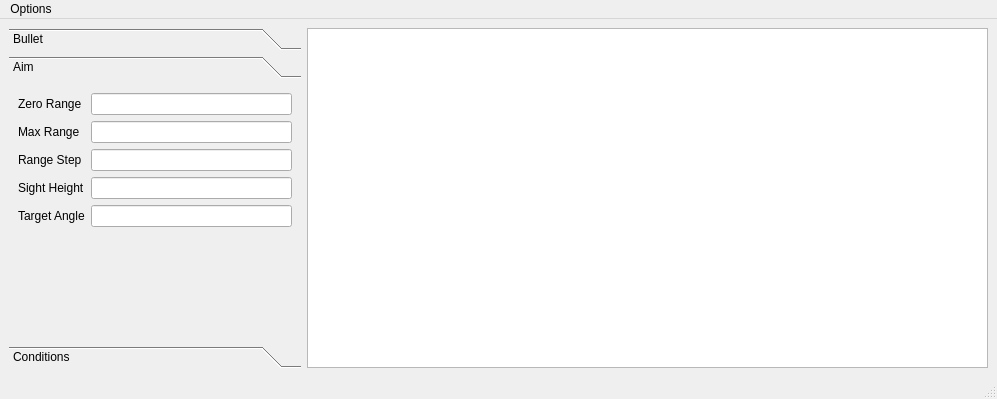
jw3/traj, file trajgui/TrajFrame.ui: the form before one commit.
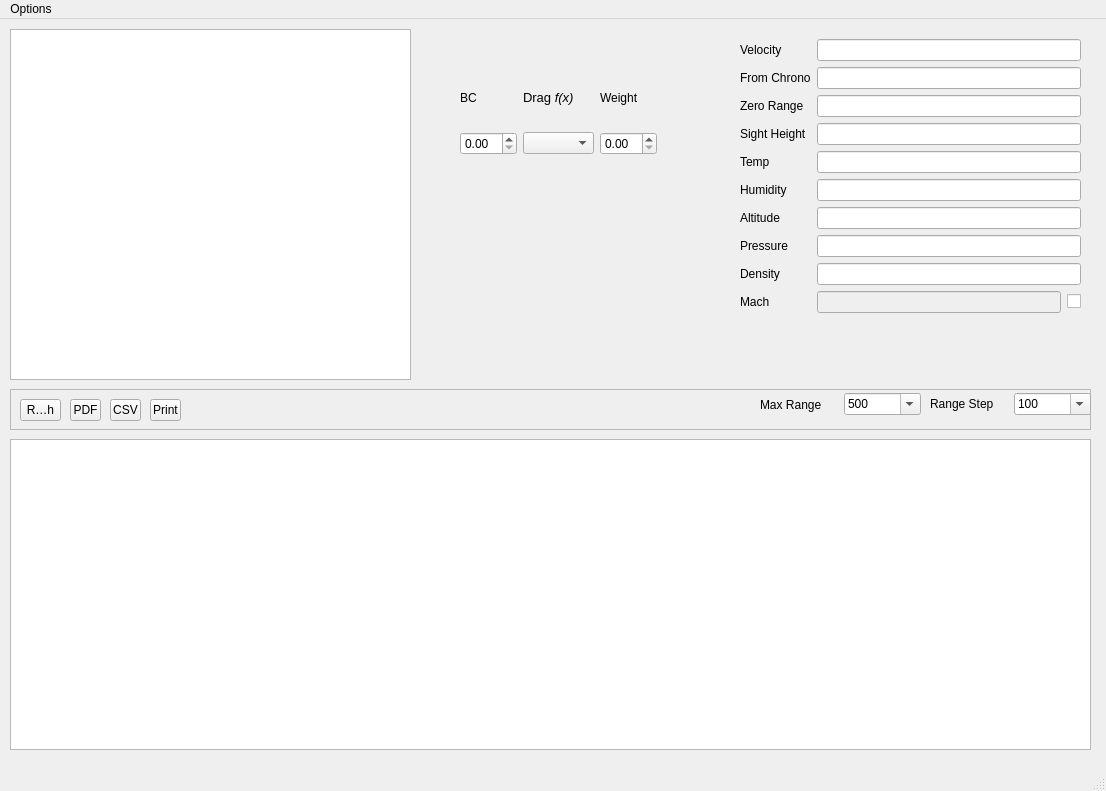
The form after the commit. The open tabs and pages were chosen to show the change. Custom widgets are drawn as their Qt base class.

Commit message: some cleanup of the ui to make it easier to develop with.  will revisit a sophisticated' layout later one some day

Patch:
```diff
--- a/trajgui/TrajFrame.ui
+++ b/trajgui/TrajFrame.ui
@@ -9,8 +9,8 @@
    <rect>
     <x>0</x>
     <y>0</y>
-    <width>997</width>
-    <height>399</height>
+    <width>1106</width>
+    <height>791</height>
    </rect>
   </property>
   <property name="windowTitle">
@@ -23,41 +23,234 @@
    <property name="autoFillBackground">
     <bool>false</bool>
    </property>
-   <layout class="QGridLayout" name="gridLayout_4" columnstretch="3,7">
-    <item row="0" column="0">
-     <widget class="QToolBox" name="toolBox">
-      <property name="currentIndex">
-       <number>0</number>
-      </property>
-      <widget class="QWidget" name="page">
+   <widget class="QTreeView" name="bulletTreeView">
+    <property name="geometry">
+     <rect>
+      <x>10</x>
+      <y>10</y>
+      <width>401</width>
+      <height>351</height>
+     </rect>
+    </property>
+   </widget>
+   <widget class="TrajTableView" name="tableView">
        <property name="geometry">
         <rect>
-         <x>0</x>
-         <y>0</y>
-         <width>292</width>
-         <height>243</height>
-        </rect>
-       </property>
-       <attribute name="label">
-        <string>Bullet</string>
-       </attribute>
-       <layout class="QGridLayout" name="gridLayout">
-        <item row="0" column="0">
-         <layout class="QFormLayout" name="formLayout_2">
-          <property name="fieldGrowthPolicy">
-           <enum>QFormLayout::AllNonFixedFieldsGrow</enum>
-          </property>
+      <x>10</x>
+      <y>420</y>
+      <width>1081</width>
+      <height>311</height>
+     </rect>
+    </property>
+    <attribute name="verticalHeaderVisible">
+     <bool>false</bool>
+    </attribute>
+   </widget>
+   <widget class="QFrame" name="toolbarFrame">
+    <property name="geometry">
+     <rect>
+      <x>10</x>
+      <y>370</y>
+      <width>1081</width>
+      <height>41</height>
+     </rect>
+    </property>
+    <property name="frameShape">
+     <enum>QFrame::StyledPanel</enum>
+    </property>
+    <property name="frameShadow">
+     <enum>QFrame::Raised</enum>
+    </property>
+    <widget class="QWidget" name="gridLayoutWidget">
+     <property name="geometry">
+      <rect>
+       <x>920</x>
+       <y>0</y>
+       <width>161</width>
+       <height>30</height>
+      </rect>
+     </property>
+     <layout class="QGridLayout" name="gridLayout_4">
+      <property name="sizeConstraint">
+       <enum>QLayout::SetDefaultConstraint</enum>
+      </property>
+      <item row="0" column="2">
+       <widget class="QComboBox" name="rangeStepCombo">
+        <property name="editable">
+         <bool>true</bool>
+        </property>
+        <property name="currentIndex">
+         <number>3</number>
+        </property>
+        <item>
+         <property name="text">
+          <string>25</string>
+         </property>
+        </item>
+        <item>
+         <property name="text">
+          <string>50</string>
+         </property>
+        </item>
+        <item>
+         <property name="text">
+          <string>75</string>
+         </property>
+        </item>
+        <item>
+         <property name="text">
+          <string>100</string>
+         </property>
+        </item>
+        <item>
+         <property name="text">
+          <string>200</string>
+         </property>
+        </item>
+        <item>
+         <property name="text">
+          <string>250</string>
+         </property>
+        </item>
+        <item>
+         <property name="text">
+          <string>500</string>
+         </property>
+        </item>
+       </widget>
+      </item>
           <item row="0" column="0">
-           <widget class="QLabel" name="bcLabel">
+       <widget class="QLabel" name="label_12">
             <property name="text">
-             <string>BC</string>
+         <string>Range Step</string>
             </property>
            </widget>
           </item>
-          <item row="0" column="1">
-           <widget class="DoubleTextField" name="bcField"/>
-          </item>
-          <item row="1" column="0">
+     </layout>
+    </widget>
+    <widget class="QToolButton" name="toolButton">
+     <property name="geometry">
+      <rect>
+       <x>60</x>
+       <y>10</y>
+       <width>31</width>
+       <height>22</height>
+      </rect>
+     </property>
+     <property name="text">
+      <string>PDF</string>
+     </property>
+    </widget>
+    <widget class="QToolButton" name="toolButton_2">
+     <property name="geometry">
+      <rect>
+       <x>100</x>
+       <y>10</y>
+       <width>31</width>
+       <height>22</height>
+      </rect>
+     </property>
+     <property name="text">
+      <string>CSV</string>
+     </property>
+    </widget>
+    <widget class="QToolButton" name="toolButton_3">
+     <property name="geometry">
+      <rect>
+       <x>140</x>
+       <y>10</y>
+       <width>31</width>
+       <height>22</height>
+      </rect>
+     </property>
+     <property name="text">
+      <string>Print</string>
+     </property>
+    </widget>
+    <widget class="QToolButton" name="toolButton_4">
+     <property name="geometry">
+      <rect>
+       <x>10</x>
+       <y>10</y>
+       <width>41</width>
+       <height>22</height>
+      </rect>
+     </property>
+     <property name="text">
+      <string>Refresh</string>
+     </property>
+    </widget>
+    <widget class="QWidget" name="horizontalLayoutWidget_2">
+     <property name="geometry">
+      <rect>
+       <x>750</x>
+       <y>0</y>
+       <width>161</width>
+       <height>31</height>
+      </rect>
+     </property>
+     <layout class="QHBoxLayout" name="horizontalLayout_2">
+      <item>
+       <widget class="QLabel" name="maxRangeLabel">
+        <property name="text">
+         <string>Max Range</string>
+        </property>
+       </widget>
+      </item>
+      <item>
+       <widget class="QComboBox" name="maxRangeField">
+        <property name="editable">
+         <bool>true</bool>
+        </property>
+        <property name="currentIndex">
+         <number>2</number>
+        </property>
+        <item>
+         <property name="text">
+          <string>100</string>
+         </property>
+        </item>
+        <item>
+         <property name="text">
+          <string>200</string>
+         </property>
+        </item>
+        <item>
+         <property name="text">
+          <string>500</string>
+         </property>
+        </item>
+        <item>
+         <property name="text">
+          <string>1000</string>
+         </property>
+        </item>
+        <item>
+         <property name="text">
+          <string>3000</string>
+         </property>
+        </item>
+       </widget>
+      </item>
+     </layout>
+    </widget>
+   </widget>
+   <widget class="QWidget" name="horizontalLayoutWidget">
+    <property name="geometry">
+     <rect>
+      <x>460</x>
+      <y>50</y>
+      <width>197</width>
+      <height>86</height>
+     </rect>
+    </property>
+    <layout class="QHBoxLayout" name="horizontalLayout">
+     <item>
+      <layout class="QGridLayout" name="gridLayout_5">
+       <item row="2" column="1">
+        <widget class="QComboBox" name="dragCombo"/>
+       </item>
+       <item row="1" column="1">
            <widget class="QLabel" name="label_3">
             <property name="text">
              <string>&lt;!DOCTYPE HTML PUBLIC &quot;-//W3C//DTD HTML 4.0//EN&quot; &quot;http://www.w3.org/TR/REC-html40/strict.dtd&quot;&gt;
@@ -68,229 +261,189 @@
             </property>
            </widget>
           </item>
-          <item row="1" column="1">
-           <widget class="QComboBox" name="dragCombo"/>
-          </item>
-          <item row="2" column="0">
+       <item row="2" column="2">
+        <widget class="QDoubleSpinBox" name="doubleSpinBox_2"/>
+       </item>
+       <item row="1" column="2">
            <widget class="QLabel" name="label">
             <property name="text">
              <string>Weight</string>
             </property>
            </widget>
           </item>
-          <item row="2" column="1">
-           <widget class="DoubleTextField" name="weightField"/>
-          </item>
-          <item row="3" column="0">
+       <item row="1" column="0">
+        <widget class="QLabel" name="label_13">
+         <property name="acceptDrops">
+          <bool>false</bool>
+         </property>
+         <property name="toolTip">
+          <string/>
+         </property>
+         <property name="text">
+          <string>BC</string>
+         </property>
+        </widget>
+       </item>
+       <item row="2" column="0">
+        <widget class="QDoubleSpinBox" name="bcField"/>
+       </item>
+      </layout>
+     </item>
+    </layout>
+   </widget>
+   <widget class="QWidget" name="formLayoutWidget_2">
+    <property name="geometry">
+     <rect>
+      <x>740</x>
+      <y>20</y>
+      <width>341</width>
+      <height>320</height>
+     </rect>
+    </property>
+    <layout class="QFormLayout" name="formLayout_4">
+     <property name="fieldGrowthPolicy">
+      <enum>QFormLayout::AllNonFixedFieldsGrow</enum>
+     </property>
+     <item row="0" column="0">
            <widget class="QLabel" name="velLabel">
             <property name="text">
              <string>Velocity</string>
             </property>
            </widget>
           </item>
-          <item row="3" column="1">
+     <item row="0" column="1">
            <widget class="DoubleTextField" name="velocityField">
             <property name="text">
              <string/>
             </property>
            </widget>
           </item>
-          <item row="4" column="0">
+     <item row="1" column="0">
            <widget class="QLabel" name="label_2">
             <property name="text">
-             <string>Chrono</string>
+        <string>From Chrono</string>
             </property>
            </widget>
           </item>
-          <item row="4" column="1">
+     <item row="1" column="1">
            <widget class="DoubleTextField" name="chronoField"/>
           </item>
-          <item row="5" column="1">
-           <widget class="QComboBox" name="bulletCombo"/>
-          </item>
-         </layout>
-        </item>
-       </layout>
-      </widget>
-      <widget class="QWidget" name="page_2">
-       <property name="geometry">
-        <rect>
-         <x>0</x>
-         <y>0</y>
-         <width>292</width>
-         <height>243</height>
-        </rect>
-       </property>
-       <attribute name="label">
-        <string>Aim</string>
-       </attribute>
-       <layout class="QGridLayout" name="gridLayout_2">
-        <item row="0" column="0">
-         <layout class="QFormLayout" name="formLayout">
-          <item row="3" column="0">
-           <widget class="QLabel" name="sightHeightLabel">
-            <property name="text">
-             <string>Sight Height</string>
-            </property>
-           </widget>
-          </item>
-          <item row="4" column="0">
-           <widget class="QLabel" name="label_4">
-            <property name="text">
-             <string>Target Angle</string>
-            </property>
-           </widget>
-          </item>
-          <item row="0" column="0">
+     <item row="2" column="0">
            <widget class="QLabel" name="zeroLabel">
             <property name="text">
              <string>Zero Range</string>
             </property>
            </widget>
           </item>
-          <item row="1" column="0">
-           <widget class="QLabel" name="maxRangeLabel">
-            <property name="text">
-             <string>Max Range</string>
-            </property>
-           </widget>
-          </item>
-          <item row="2" column="0">
-           <widget class="QLabel" name="stepLabel">
-            <property name="text">
-             <string>Range Step</string>
-            </property>
-           </widget>
-          </item>
-          <item row="3" column="1">
-           <widget class="DoubleTextField" name="sightHeightField"/>
-          </item>
-          <item row="0" column="1">
+     <item row="2" column="1">
            <widget class="IntegerTextField" name="zeroRangeField"/>
           </item>
-          <item row="1" column="1">
-           <widget class="IntegerTextField" name="maxRangeField"/>
-          </item>
-          <item row="2" column="1">
-           <widget class="IntegerTextField" name="rangeStepField"/>
-          </item>
-          <item row="4" column="1">
-           <widget class="DoubleTextField" name="targetAngleField"/>
-          </item>
-         </layout>
-        </item>
-       </layout>
-      </widget>
-      <widget class="QWidget" name="page_3">
-       <property name="geometry">
-        <rect>
-         <x>0</x>
-         <y>0</y>
-         <width>292</width>
-         <height>243</height>
-        </rect>
+     <item row="3" column="0">
+      <widget class="QLabel" name="sightHeightLabel">
+       <property name="text">
+        <string>Sight Height</string>
        </property>
-       <attribute name="label">
-        <string>Conditions</string>
-       </attribute>
-       <layout class="QGridLayout" name="gridLayout_3">
-        <item row="0" column="0">
-         <layout class="QFormLayout" name="formLayout_3">
-          <item row="0" column="0">
+      </widget>
+     </item>
+     <item row="3" column="1">
+      <widget class="DoubleTextField" name="sightHeightField"/>
+     </item>
+     <item row="4" column="0">
            <widget class="QLabel" name="label_5">
             <property name="text">
              <string>Temp</string>
             </property>
            </widget>
           </item>
-          <item row="1" column="0">
+     <item row="4" column="1">
+      <widget class="DoubleTextField" name="tempField"/>
+     </item>
+     <item row="5" column="0">
            <widget class="QLabel" name="label_6">
             <property name="text">
              <string>Humidity</string>
             </property>
            </widget>
           </item>
-          <item row="2" column="0">
-           <widget class="QLabel" name="label_7">
-            <property name="text">
-             <string>Altitude</string>
-            </property>
-           </widget>
-          </item>
-          <item row="3" column="0">
+     <item row="5" column="1">
+      <widget class="DoubleTextField" name="humidityField"/>
+     </item>
+     <item row="6" column="1">
+      <widget class="DoubleTextField" name="altitudeField"/>
+     </item>
+     <item row="7" column="0">
            <widget class="QLabel" name="label_8">
             <property name="text">
              <string>Pressure</string>
             </property>
            </widget>
           </item>
-          <item row="4" column="0">
+     <item row="7" column="1">
+      <widget class="DoubleTextField" name="pressureField"/>
+     </item>
+     <item row="8" column="0">
            <widget class="QLabel" name="label_9">
             <property name="text">
              <string>Density</string>
             </property>
            </widget>
           </item>
-          <item row="5" column="0">
+     <item row="8" column="1">
+      <widget class="DoubleTextField" name="densityField"/>
+     </item>
+     <item row="9" column="0">
            <widget class="QLabel" name="label_10">
             <property name="text">
              <string>Mach</string>
             </property>
            </widget>
           </item>
+     <item row="9" column="1">
+      <layout class="QHBoxLayout" name="horizontalLayout_3">
+       <item>
+        <widget class="DoubleTextField" name="machField">
+         <property name="enabled">
+          <bool>false</bool>
+         </property>
+        </widget>
+       </item>
+       <item>
+        <widget class="QCheckBox" name="editMachButton">
+         <property name="toolTip">
+          <string>Select to enable editing of mach value.  If not selected the standard mach for the given elevation will be used.</string>
+         </property>
+         <property name="text">
+          <string/>
+         </property>
+         <property name="checked">
+          <bool>false</bool>
+         </property>
+        </widget>
+       </item>
+      </layout>
+     </item>
           <item row="6" column="0">
-           <widget class="QLabel" name="label_11">
+      <widget class="QLabel" name="label_7">
             <property name="text">
-             <string>Use Std.</string>
+        <string>Altitude</string>
             </property>
            </widget>
           </item>
-          <item row="0" column="1">
-           <widget class="DoubleTextField" name="tempField"/>
-          </item>
-          <item row="1" column="1">
-           <widget class="DoubleTextField" name="humidityField"/>
-          </item>
-          <item row="2" column="1">
-           <widget class="DoubleTextField" name="altitudeField"/>
-          </item>
-          <item row="3" column="1">
-           <widget class="DoubleTextField" name="pressureField"/>
-          </item>
-          <item row="4" column="1">
-           <widget class="DoubleTextField" name="densityField"/>
-          </item>
-          <item row="5" column="1">
-           <widget class="DoubleTextField" name="machField"/>
-          </item>
-          <item row="6" column="1">
-           <widget class="QCheckBox" name="checkBox">
-            <property name="text">
-             <string/>
-            </property>
-           </widget>
-          </item>
-         </layout>
-        </item>
-       </layout>
-      </widget>
-     </widget>
-    </item>
-    <item row="0" column="1">
-     <widget class="TrajTableView" name="tableView">
-      <attribute name="verticalHeaderVisible">
-       <bool>false</bool>
-      </attribute>
-     </widget>
-    </item>
-   </layout>
+    </layout>
+   </widget>
+   <zorder>bulletTreeView</zorder>
+   <zorder>tableView</zorder>
+   <zorder>toolbarFrame</zorder>
+   <zorder>horizontalLayoutWidget</zorder>
+   <zorder>formLayoutWidget_2</zorder>
+   <zorder>bcField</zorder>
   </widget>
   <widget class="QMenuBar" name="menubar">
    <property name="geometry">
     <rect>
      <x>0</x>
      <y>0</y>
-     <width>997</width>
+     <width>1106</width>
      <height>26</height>
     </rect>
    </property>
@@ -309,6 +462,11 @@
    <addaction name="menuOptions"/>
   </widget>
   <widget class="QStatusBar" name="statusbar"/>
+  <action name="actionTest_action">
+   <property name="text">
+    <string>test_action</string>
+   </property>
+  </action>
  </widget>
  <customwidgets>
   <customwidget>
```
Left out of the diff: 38 changed lines with no effect on the pictures. Lines whose indentation alone changed are shown as unchanged. The commit also changes 4 other files.
